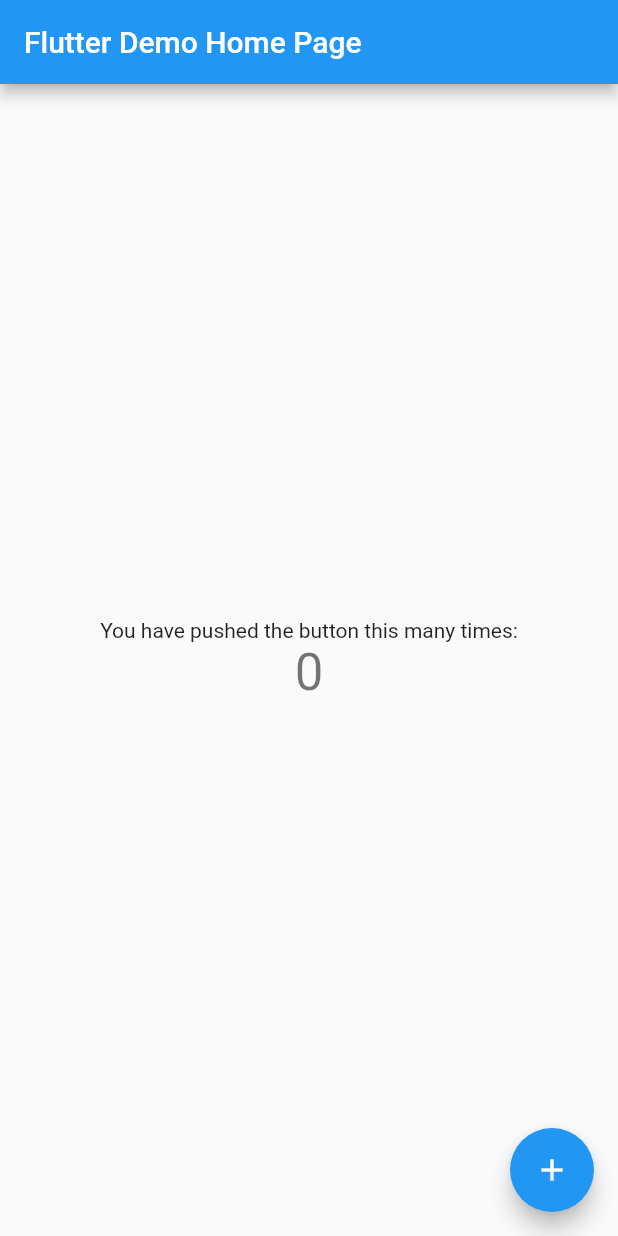
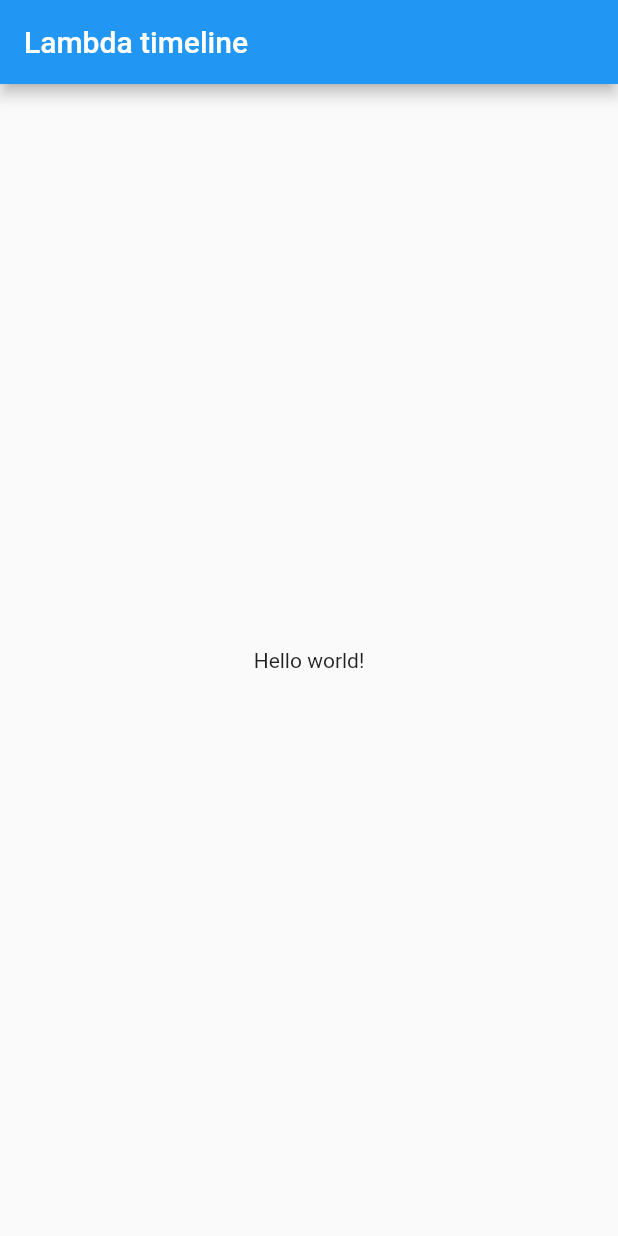
Before and after one commit to sagardesai90/LambdaTimeline, a Flutter app: the screen it shows after launch, on a phone screen of 412 x 824 dp. Run offline on Flutter 3.47's test engine with Material 2 defaults, Android fonts, the phone set to English and light mode, and no system bars.

Commit message:
Rendering helloworld from main_menu, created dummy_pages folder

```diff
--- /dev/null
+++ b/lib/dummy_pages/android_page.dart
@@ -0,0 +1,12 @@
+import 'package:flutter/material.dart';
+
+class AndroidPage extends StatelessWidget {
+  @override
+  Widget build(BuildContext context) {
+    return Scaffold(
+        appBar: AppBar(
+          title: Text('Android timeline'),
+        ),
+        body: Center(child: Text('You are viewing the Android timeline')));
+  }
+}
--- /dev/null
+++ b/lib/dummy_pages/fsw_page.dart
@@ -0,0 +1,13 @@
+import 'package:flutter/material.dart';
+
+class FullStackWebPage extends StatelessWidget {
+  @override
+  Widget build(BuildContext context) {
+    return Scaffold(
+        appBar: AppBar(
+          title: Text('Full Stack Web timeline'),
+        ),
+        body:
+            Center(child: Text('You are viewing the Full Stack Web timeline')));
+  }
+}
--- /dev/null
+++ b/lib/dummy_pages/ios_page.dart
@@ -0,0 +1,12 @@
+import 'package:flutter/material.dart';
+
+class IosPage extends StatelessWidget {
+  @override
+  Widget build(BuildContext context) {
+    return Scaffold(
+        appBar: AppBar(
+          title: Text('iOS timeline'),
+        ),
+        body: Center(child: Text('You are viewing the iOS timeline')));
+  }
+}
--- a/lib/main.dart
+++ b/lib/main.dart
@@ -1,111 +1,18 @@
 import 'package:flutter/material.dart';
+
+import './main_menu/main_menu.dart';
 
 void main() => runApp(MyApp());
 
 class MyApp extends StatelessWidget {
-  // This widget is the root of your application.
   @override
   Widget build(BuildContext context) {
     return MaterialApp(
-      title: 'Flutter Demo',
-      theme: ThemeData(
-        // This is the theme of your application.
-        //
-        // Try running your application with "flutter run". You'll see the
-        // application has a blue toolbar. Then, without quitting the app, try
-        // changing the primarySwatch below to Colors.green and then invoke
-        // "hot reload" (press "r" in the console where you ran "flutter run",
-        // or simply save your changes to "hot reload" in a Flutter IDE).
-        // Notice that the counter didn't reset back to zero; the application
-        // is not restarted.
-        primarySwatch: Colors.blue,
+        home: Scaffold(
+      appBar: AppBar(
+        title: Text('Lambda timeline'),
       ),
-      home: MyHomePage(title: 'Flutter Demo Home Page'),
-    );
+      body: MainMenu(),
+    ));
   }
 }
-
-class MyHomePage extends StatefulWidget {
-  MyHomePage({Key key, this.title}) : super(key: key);
-
-  // This widget is the home page of your application. It is stateful, meaning
-  // that it has a State object (defined below) that contains fields that affect
-  // how it looks.
-
-  // This class is the configuration for the state. It holds the values (in this
-  // case the title) provided by the parent (in this case the App widget) and
-  // used by the build method of the State. Fields in a Widget subclass are
-  // always marked "final".
-
-  final String title;
-
-  @override
-  _MyHomePageState createState() => _MyHomePageState();
-}
-
-class _MyHomePageState extends State<MyHomePage> {
-  int _counter = 0;
-
-  void _incrementCounter() {
-    setState(() {
-      // This call to setState tells the Flutter framework that something has
-      // changed in this State, which causes it to rerun the build method below
-      // so that the display can reflect the updated values. If we changed
-      // _counter without calling setState(), then the build method would not be
-      // called again, and so nothing would appear to happen.
-      _counter++;
-    });
-  }
-
-  @override
-  Widget build(BuildContext context) {
-    // This method is rerun every time setState is called, for instance as done
-    // by the _incrementCounter method above.
-    //
-    // The Flutter framework has been optimized to make rerunning build methods
-    // fast, so that you can just rebuild anything that needs updating rather
-    // than having to individually change instances of widgets.
-    return Scaffold(
-      appBar: AppBar(
-        // Here we take the value from the MyHomePage object that was created by
-        // the App.build method, and use it to set our appbar title.
-        title: Text(widget.title),
-      ),
-      body: Center(
-        // Center is a layout widget. It takes a single child and positions it
-        // in the middle of the parent.
-        child: Column(
-          // Column is also layout widget. It takes a list of children and
-          // arranges them vertically. By default, it sizes itself to fit its
-          // children horizontally, and tries to be as tall as its parent.
-          //
-          // Invoke "debug painting" (press "p" in the console, choose the
-          // "Toggle Debug Paint" action from the Flutter Inspector in Android
-          // Studio, or the "Toggle Debug Paint" command in Visual Studio Code)
-          // to see the wireframe for each widget.
-          //
-          // Column has various properties to control how it sizes itself and
-          // how it positions its children. Here we use mainAxisAlignment to
-          // center the children vertically; the main axis here is the vertical
-          // axis because Columns are vertical (the cross axis would be
-          // horizontal).
-          mainAxisAlignment: MainAxisAlignment.center,
-          children: <Widget>[
-            Text(
-              'You have pushed the button this many times:',
-            ),
-            Text(
-              '$_counter',
-              style: Theme.of(context).textTheme.display1,
-            ),
-          ],
-        ),
-      ),
-      floatingActionButton: FloatingActionButton(
-        onPressed: _incrementCounter,
-        tooltip: 'Increment',
-        child: Icon(Icons.add),
-      ), // This trailing comma makes auto-formatting nicer for build methods.
-    );
-  }
-}
--- a/lib/main_menu/main_menu.dart
+++ b/lib/main_menu/main_menu.dart
@@ -1 +1,12 @@
-//for the initial commit
+import 'package:flutter/material.dart';
+
+class MainMenu extends StatelessWidget {
+  @override
+  Widget build(BuildContext context) {
+    return Scaffold(
+      body: Center(
+        child: Text('Hello world!'),
+      ),
+    );
+  }
+}
```
Also changed, not shown: 1 other file.
